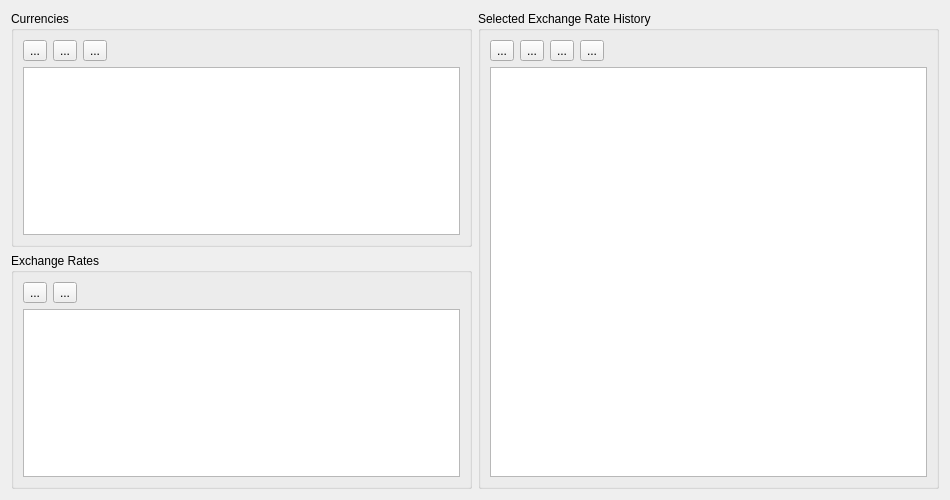
Qt form src/views/ui_files/forms/currency_form.ui (JakubFranek/Kapytal) before a commit.
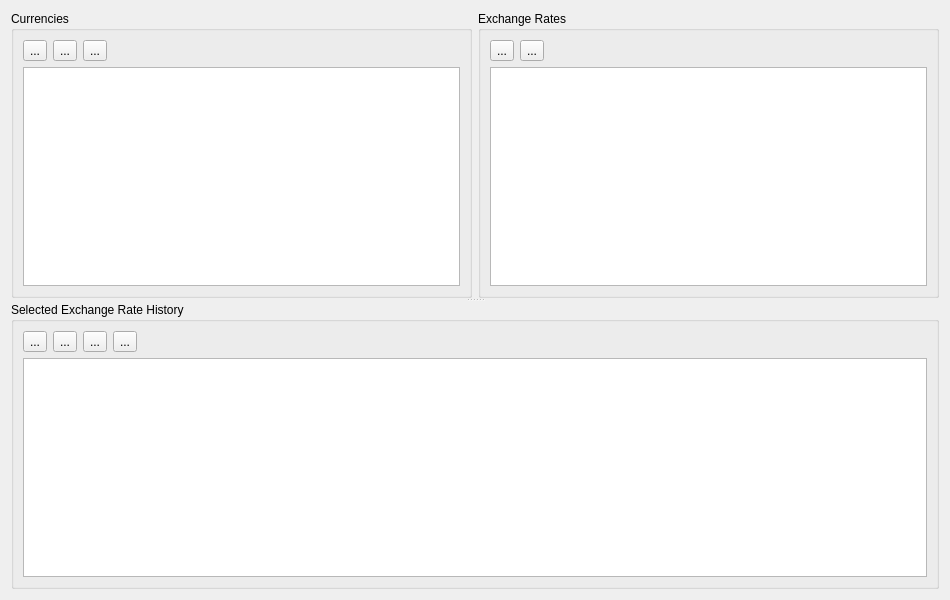
The same form after that commit.

Commit message:
Remake Currencies and Exchange Rates Form
Remake Currencies and Exchange Rates Form to resemble Securities Form.
Add ExchangeRate.earliest_date property.
Add ExchangeRate.calculate_return method.
Add period return columns to Exchange Rate table.

What changed in the file:
```diff
--- a/src/views/ui_files/forms/currency_form.ui
+++ b/src/views/ui_files/forms/currency_form.ui
@@ -10,7 +10,7 @@
     <x>0</x>
     <y>0</y>
     <width>950</width>
-    <height>500</height>
+    <height>600</height>
    </rect>
   </property>
   <property name="windowTitle">
@@ -19,10 +19,21 @@
   <property name="locale">
    <locale language="English" country="UnitedKingdom"/>
   </property>
-  <layout class="QHBoxLayout" name="horizontalLayout" stretch="0,0">
-   <item>
     <layout class="QVBoxLayout" name="verticalLayout">
      <item>
+    <widget class="QSplitter" name="splitter">
+     <property name="orientation">
+      <enum>Qt::Vertical</enum>
+     </property>
+     <property name="opaqueResize">
+      <bool>true</bool>
+     </property>
+     <property name="childrenCollapsible">
+      <bool>true</bool>
+     </property>
+     <widget class="QWidget" name="horizontalLayoutWidget">
+      <layout class="QHBoxLayout" name="horizontalLayout">
+       <item>
       <widget class="QGroupBox" name="currencyGroupBox">
        <property name="title">
         <string>Currencies</string>
@@ -160,13 +171,14 @@
       </widget>
      </item>
     </layout>
-   </item>
-   <item>
+     </widget>
     <widget class="QGroupBox" name="exchangeRateHistoryGroupBox">
      <property name="title">
       <string>Selected Exchange Rate History</string>
      </property>
-     <layout class="QHBoxLayout" name="exchangeRateHistoryGroupBoxHorizontalLayout" stretch="0">
+      <layout class="QVBoxLayout" name="verticalLayout_5">
+       <item>
+        <layout class="QHBoxLayout" name="exchangeRateHistoryTableHorizontalLayout">
       <item>
        <widget class="QWidget" name="exchangeRateHistoryTableWidget" native="true">
         <layout class="QVBoxLayout" name="verticalLayout_2">
@@ -260,6 +272,9 @@
        </widget>
       </item>
      </layout>
+       </item>
+      </layout>
+     </widget>
     </widget>
    </item>
   </layout>
```
Lines whose indentation alone changed are shown as unchanged. The commit also changes 8 other files.
